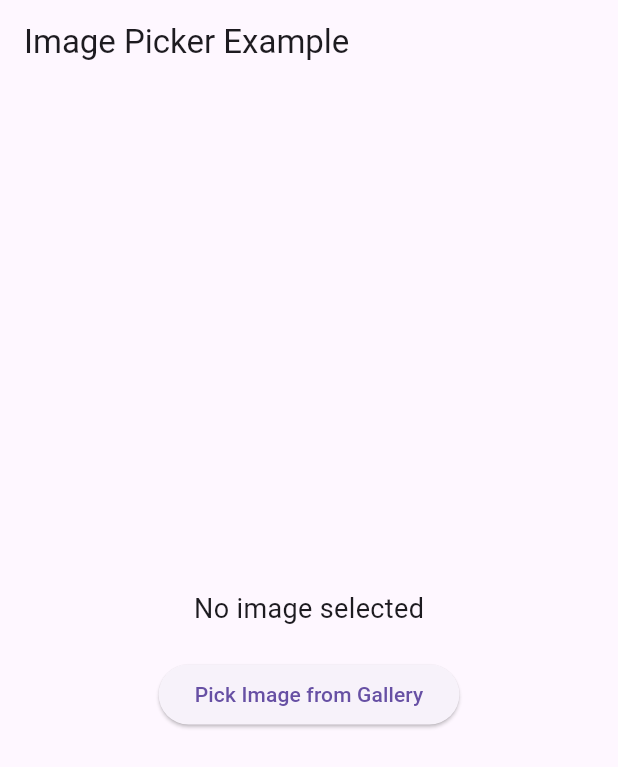
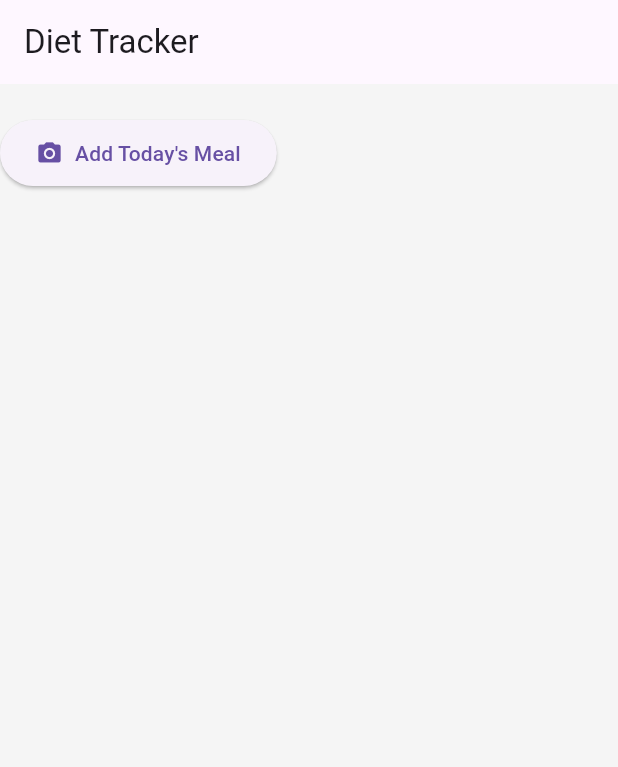
Before and after one commit to Mushrimpy/foornal_oxbig, a Flutter app: the screen it shows after launch, on a phone screen of 412 x 824 dp. Shown: the top 767 px of the screen. Run offline on Flutter 3.47's test engine with Material 3 defaults, Android fonts, the light colour scheme and no system bars; our stand-ins replace image_picker.

Commit message:
as send in whatsapp

```diff
--- a/lib/main.dart
+++ b/lib/main.dart
@@ -1,6 +1,7 @@
-
 import 'package:flutter/material.dart';
 import 'package:image_picker/image_picker.dart';
+import 'package:http/http.dart' as http;
+import 'dart:convert';
 import 'dart:io';
 
 void main() {
@@ -13,11 +14,35 @@
   @override
   Widget build(BuildContext context) {
     return MaterialApp(
-      title: 'Image Picker Demo',
+      title: 'Diet Tracker',
       theme: ThemeData(
-        primarySwatch: Colors.blue,
+        primarySwatch: Colors.green,
+        scaffoldBackgroundColor: Colors.grey[100],
       ),
       home: const ImagePickerScreen(),
+    );
+}
+}
+
+class StreakData {
+  final int currentStreak;
+  final int longestStreak;
+  final int totalUploads;
+  final String lastUpload;
+
+  StreakData({
+    required this.currentStreak,
+    required this.longestStreak,
+    required this.totalUploads,
+    required this.lastUpload,
+  });
+
+  factory StreakData.fromJson(Map<String, dynamic> json) {
+    return StreakData(
+      currentStreak: json['current_streak'],
+      longestStreak: json['longest_streak'],
+      totalUploads: json['total_uploads'],
+      lastUpload: json['last_upload'],
     );
   }
 }
@@ -32,6 +57,40 @@
 class _ImagePickerScreenState extends State<ImagePickerScreen> {
   File? _image;
   final ImagePicker _picker = ImagePicker();
+  StreakData? _streakData;
+  bool _isLoading = false;
+
+  Future<void> _fetchStreakData() async {
+    setState(() {
+      _isLoading = true;
+    });
+
+    try {
+      final response = await http.get(
+        Uri.parse('https://serverless.on-demand.io/apps/testing/info'),
+        headers: {
+          'Authorization': 'Bearer YOUR_AUTH_TOKEN_HERE',
+          'Content-Type': 'application/json',
+        },
+      );
+
+      if (response.statusCode == 200) {
+        setState(() {
+          _streakData = StreakData.fromJson(jsonDecode(response.body));
+        });
+      } else {
+        throw Exception('Failed to load streak data');
+      }
+    } catch (e) {
+      ScaffoldMessenger.of(context).showSnackBar(
+        SnackBar(content: Text('Error: $e')),
+      );
+    } finally {
+      setState(() {
+        _isLoading = false;
+      });
+    }
+  }
 
   Future<void> _pickImage() async {
     try {
@@ -40,45 +99,152 @@
         setState(() {
           _image = File(pickedFile.path);
         });
+        await _fetchStreakData(); // Fetch new streak data after image selection
       }
     } catch (e) {
       print('Error picking image: $e');
     }
   }
 
+  Widget _buildStreakCard() {
+    if (_streakData == null) {
+      return const SizedBox.shrink();
+    }
+
+    return Container(
+      margin: const EdgeInsets.all(16),
+      padding: const EdgeInsets.all(20),
+      decoration: BoxDecoration(
+        gradient: LinearGradient(
+          colors: [Colors.green.shade400, Colors.green.shade600],
+          begin: Alignment.topLeft,
+          end: Alignment.bottomRight,
+        ),
+        borderRadius: BorderRadius.circular(20),
+        boxShadow: [
+          BoxShadow(
+            color: Colors.green.withOpacity(0.3),
+            blurRadius: 15,
+            offset: const Offset(0, 5),
+          ),
+        ],
+      ),
+      child: Column(
+        children: [
+          Row(
+            mainAxisAlignment: MainAxisAlignment.spaceEvenly,
+            children: [
+              _buildStreakStat(
+                '🔥 Current Streak',
+                '${_streakData!.currentStreak} days',
+              ),
+              _buildStreakStat(
+                '🏆 Best Streak',
+                '${_streakData!.longestStreak} days',
+              ),
+            ],
+          ),
+          const SizedBox(height: 20),
+          Row(
+            mainAxisAlignment: MainAxisAlignment.spaceEvenly,
+            children: [
+              _buildStreakStat(
+                '📸 Total Uploads',
+                _streakData!.totalUploads.toString(),
+              ),
+              _buildStreakStat(
+                '📅 Last Upload',
+                _streakData!.lastUpload,
+              ),
+            ],
+          ),
+        ],
+      ),
+    );
+  }
+
+  Widget _buildStreakStat(String label, String value) {
+    return Column(
+      children: [
+        Text(
+          label,
+          style: const TextStyle(
+            color: Colors.white,
+            fontSize: 14,
+            fontWeight: FontWeight.w500,
+          ),
+        ),
+        const SizedBox(height: 8),
+        Text(
+          value,
+          style: const TextStyle(
+            color: Colors.white,
+            fontSize: 24,
+            fontWeight: FontWeight.bold,
+          ),
+        ),
+      ],
+    );
+  }
+
   @override
   Widget build(BuildContext context) {
     return Scaffold(
       appBar: AppBar(
-        title: const Text('Image Picker Example'),
+        title: const Text('Diet Tracker'),
+        elevation: 0,
       ),
-      body: Center(
+      body: SingleChildScrollView(
         child: Column(
-          mainAxisAlignment: MainAxisAlignment.center,
           children: [
+            if (_isLoading)
+              const LinearProgressIndicator()
+            else
+              const SizedBox(height: 2),
+            _buildStreakCard(),
             if (_image != null) ...[
-              Image.file(
-                _image!,
-                height: 300,
-                fit: BoxFit.cover,
+              Container(
+                margin: const EdgeInsets.all(16),
+                decoration: BoxDecoration(
+                  borderRadius: BorderRadius.circular(20),
+                  boxShadow: [
+                    BoxShadow(
+                      color: Colors.black.withOpacity(0.2),
+                      blurRadius: 10,
+                      offset: const Offset(0, 5),
+                    ),
+                  ],
+                ),
+                child: ClipRRect(
+                  borderRadius: BorderRadius.circular(20),
+                  child: Image.file(
+                    _image!,
+                    height: 300,
+                    width: double.infinity,
+                    fit: BoxFit.cover,
+                  ),
+                ),
               ),
-              const SizedBox(height: 20),
               const Text(
-                'Your Selected Image',
+                'Keep up the great work! 💪',
                 style: TextStyle(
                   fontSize: 18,
                   fontWeight: FontWeight.bold,
+                  color: Colors.green,
                 ),
               ),
-            ] else
-              const Text(
-                'No image selected',
-                style: TextStyle(fontSize: 18),
+            ],
+            const SizedBox(height: 20),
+            ElevatedButton.icon(
+              onPressed: _pickImage,
+              icon: const Icon(Icons.camera_alt),
+              label: const Text('Add Today\'s Meal'),
+              style: ElevatedButton.styleFrom(
+                padding: const EdgeInsets.symmetric(horizontal: 24, vertical: 12),
+                shape: RoundedRectangleBorder(
+                  borderRadius: BorderRadius.circular(30),
+                ),
               ),
-            const SizedBox(height: 20),
-            ElevatedButton(
-              onPressed: _pickImage,
-              child: const Text('Pick Image from Gallery'),
             ),
           ],
         ),
@@ -86,129 +252,3 @@
     );
   }
 }
-
-// import 'package:flutter/material.dart';
-
-// void main() {
-//   runApp(const MyApp());
-// }
-
-// class MyApp extends StatelessWidget {
-//   const MyApp({super.key});
-
-//   // This widget is the root of your application.
-//   @override
-//   Widget build(BuildContext context) {
-//     return MaterialApp(
-//       title: 'Flutter Demo',
-//       theme: ThemeData(
-//         // This is the theme of your application.
-//         //
-//         // TRY THIS: Try running your application with "flutter run". You'll see
-//         // the application has a purple toolbar. Then, without quitting the app,
-//         // try changing the seedColor in the colorScheme below to Colors.green
-//         // and then invoke "hot reload" (save your changes or press the "hot
-//         // reload" button in a Flutter-supported IDE, or press "r" if you used
-//         // the command line to start the app).
-//         //
-//         // Notice that the counter didn't reset back to zero; the application
-//         // state is not lost during the reload. To reset the state, use hot
-//         // restart instead.
-//         //
-//         // This works for code too, not just values: Most code changes can be
-//         // tested with just a hot reload.
-//         colorScheme: ColorScheme.fromSeed(seedColor: Colors.deepPurple),
-//         useMaterial3: true,
-//       ),
-//       home: const MyHomePage(title: 'Flutter Demo Home Page'),
-//     );
-//   }
-// }
-
-// class MyHomePage extends StatefulWidget {
-//   const MyHomePage({super.key, required this.title});
-
-//   // This widget is the home page of your application. It is stateful, meaning
-//   // that it has a State object (defined below) that contains fields that affect
-//   // how it looks.
-
-//   // This class is the configuration for the state. It holds the values (in this
-//   // case the title) provided by the parent (in this case the App widget) and
-//   // used by the build method of the State. Fields in a Widget subclass are
-//   // always marked "final".
-
-//   final String title;
-
-//   @override
-//   State<MyHomePage> createState() => _MyHomePageState();
-// }
-
-// class _MyHomePageState extends State<MyHomePage> {
-//   int _counter = 0;
-
-//   void _incrementCounter() {
-//     setState(() {
-//       // This call to setState tells the Flutter framework that something has
-//       // changed in this State, which causes it to rerun the build method below
-//       // so that the display can reflect the updated values. If we changed
-//       // _counter without calling setState(), then the build method would not be
-//       // called again, and so nothing would appear to happen.
-//       _counter++;
-//     });
-//   }
-
-//   @override
-//   Widget build(BuildContext context) {
-//     // This method is rerun every time setState is called, for instance as done
-//     // by the _incrementCounter method above.
-//     //
-//     // The Flutter framework has been optimized to make rerunning build methods
-//     // fast, so that you can just rebuild anything that needs updating rather
-//     // than having to individually change instances of widgets.
-//     return Scaffold(
-//       appBar: AppBar(
-//         // TRY THIS: Try changing the color here to a specific color (to
-//         // Colors.amber, perhaps?) and trigger a hot reload to see the AppBar
-//         // change color while the other colors stay the same.
-//         backgroundColor: Theme.of(context).colorScheme.inversePrimary,
-//         // Here we take the value from the MyHomePage object that was created by
-//         // the App.build method, and use it to set our appbar title.
-//         title: Text(widget.title),
-//       ),
-//       body: Center(
-//         // Center is a layout widget. It takes a single child and positions it
-//         // in the middle of the parent.
-//         child: Column(
-//           // Column is also a layout widget. It takes a list of children and
-//           // arranges them vertically. By default, it sizes itself to fit its
-//           // children horizontally, and tries to be as tall as its parent.
-//           //
-//           // Column has various properties to control how it sizes itself and
-//           // how it positions its children. Here we use mainAxisAlignment to
-//           // center the children vertically; the main axis here is the vertical
-//           // axis because Columns are vertical (the cross axis would be
-//           // horizontal).
-//           //
-//           // TRY THIS: Invoke "debug painting" (choose the "Toggle Debug Paint"
-//           // action in the IDE, or press "p" in the console), to see the
-//           // wireframe for each widget.
-//           mainAxisAlignment: MainAxisAlignment.center,
-//           children: <Widget>[
-//             const Text(
-//               'You have pushed the button this many times:',
-//             ),
-//             Text(
-//               '$_counter',
-//               style: Theme.of(context).textTheme.headlineMedium,
-//             ),
-//           ],
-//         ),
-//       ),
-//       floatingActionButton: FloatingActionButton(
-//         onPressed: _incrementCounter,
-//         tooltip: 'Increment',
-//         child: const Icon(Icons.add),
-//       ), // This trailing comma makes auto-formatting nicer for build methods.
-//     );
-//   }
-// }
--- a/pubspec.yaml
+++ b/pubspec.yaml
@@ -31,7 +31,8 @@ dependencies:
   flutter:
     sdk: flutter
   image_picker: ^1.0.0
-
+  http: ^1.1.0
+  fl_chart: ^0.66.0
 
   # The following adds the Cupertino Icons font to your application.
   # Use with the CupertinoIcons class for iOS style icons.
```
Also changed, not shown: pubspec.lock.
